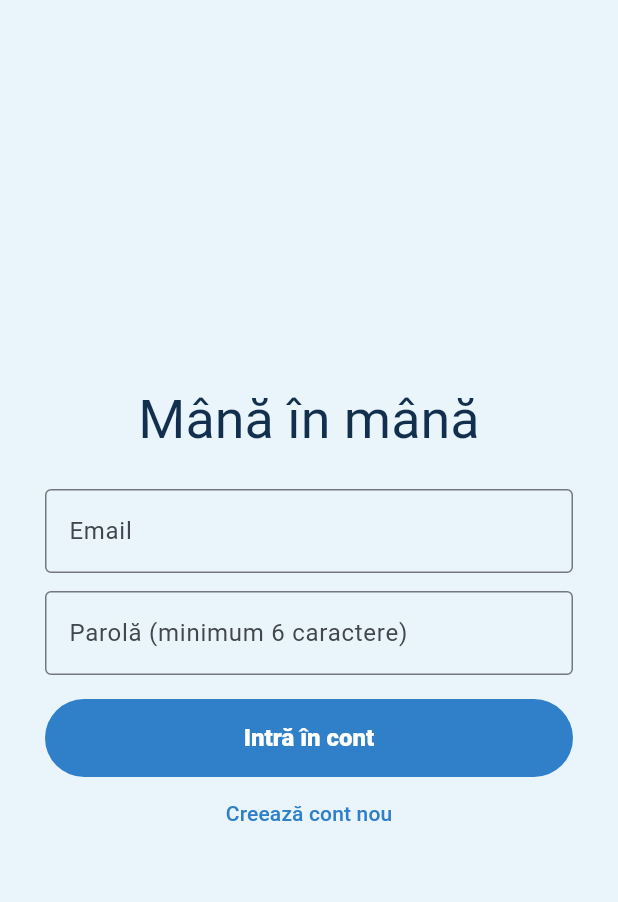
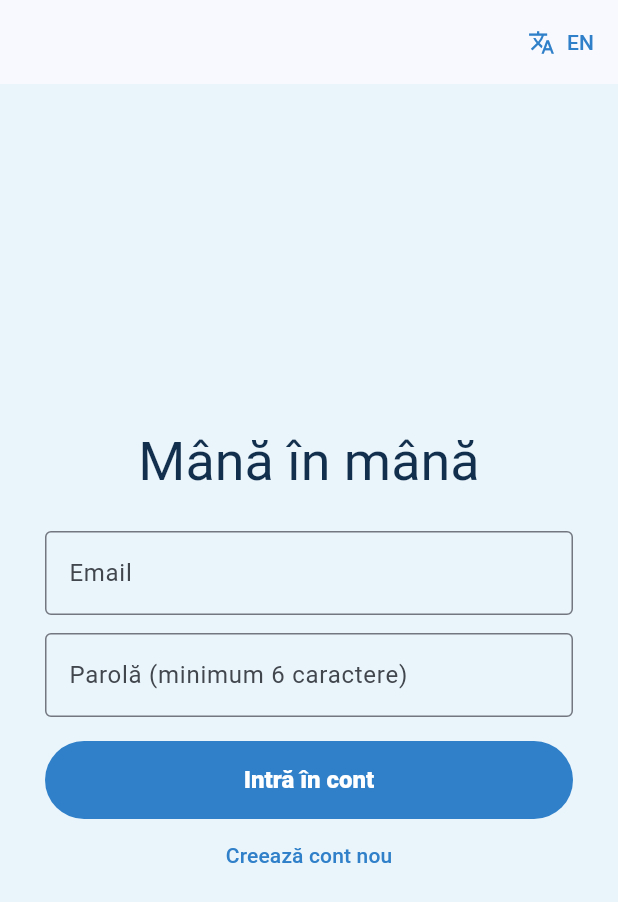
Before and after one commit to Denisa45/licenta, a Flutter app: the screen it shows after launch, on a phone screen of 412 x 824 dp. Shown: the top 902 px of the screen. Run offline on Flutter 3.47's test engine with Material 3 defaults, Android fonts, the phone set to English and light mode, and no system bars; our stand-ins replace camera, cloud_firestore, firebase_auth, firebase_core, shared_preferences; missing offline and left inert: hand_landmarker; accounts and stored records are empty.

Commit message:
App language switch: Romanian / English
- l10n.dart: tr('ro', 'en') helper, language remembered on the device
  (shared_preferences); switching rebuilds the app with the new texts
- EN/RO button on the login screen and in every tab's app bar
- all screens translated; finger names, hints and quiz questions too
- signs can have an optional 'description_en' field in Firestore

```diff
--- a/sign_learn/lib/main.dart
+++ b/sign_learn/lib/main.dart
@@ -3,6 +3,7 @@ import 'package:firebase_core/firebase_core.dart';
 import 'package:flutter/material.dart';
 
 import 'firebase_options.dart';
+import 'l10n.dart';
 import 'screens/login_screen.dart';
 import 'screens/path_screen.dart';
 import 'screens/practice_screen.dart';
@@ -12,6 +13,7 @@ import 'theme.dart';
 Future<void> main() async {
   WidgetsFlutterBinding.ensureInitialized();
   await Firebase.initializeApp(options: DefaultFirebaseOptions.currentPlatform);
+  await loadLanguage();
   runApp(const SignLearnApp());
 }
 
@@ -20,12 +22,17 @@ class SignLearnApp extends StatelessWidget {
 
   @override
   Widget build(BuildContext context) {
-    return MaterialApp(
-      title: 'Mână în mână',
-      debugShowCheckedModeBanner: false,
-      theme: buildTheme(Brightness.light),
-      darkTheme: buildTheme(Brightness.dark),
-      home: const AuthGate(),
+    // Keyed by the language: switching it rebuilds every screen with new texts.
+    return ValueListenableBuilder<AppLang>(
+      valueListenable: appLang,
+      builder: (context, lang, _) => MaterialApp(
+        key: ValueKey(lang),
+        title: tr('Mână în mână', 'Hand in Hand'),
+        debugShowCheckedModeBanner: false,
+        theme: buildTheme(Brightness.light),
+        darkTheme: buildTheme(Brightness.dark),
+        home: const AuthGate(),
+      ),
     );
   }
 }
@@ -44,7 +51,9 @@ class AuthGate extends StatelessWidget {
           );
         }
         // Keyed by uid so the screens reload their data after a new sign-in.
-        if (snapshot.hasData) return HomeShell(key: ValueKey(snapshot.data!.uid));
+        if (snapshot.hasData) {
+          return HomeShell(key: ValueKey(snapshot.data!.uid));
+        }
         return const LoginScreen();
       },
     );
@@ -75,14 +84,20 @@ class _HomeShellState extends State<HomeShell> {
       bottomNavigationBar: NavigationBar(
         selectedIndex: _currentIndex,
         onDestinationSelected: (index) => setState(() => _currentIndex = index),
-        destinations: const [
-          NavigationDestination(icon: Icon(Icons.route), label: 'Drumul meu'),
+        destinations: [
           NavigationDestination(
-            icon: Icon(Icons.back_hand_outlined),
-            selectedIcon: Icon(Icons.back_hand),
-            label: 'Exersare',
+            icon: const Icon(Icons.route),
+            label: tr('Drumul meu', 'My path'),
           ),
-          NavigationDestination(icon: Icon(Icons.insights), label: 'Progres'),
+          NavigationDestination(
+            icon: const Icon(Icons.back_hand_outlined),
+            selectedIcon: const Icon(Icons.back_hand),
+            label: tr('Exersare', 'Practice'),
+          ),
+          NavigationDestination(
+            icon: const Icon(Icons.insights),
+            label: tr('Progres', 'Progress'),
+          ),
         ],
       ),
     );
--- a/sign_learn/lib/models/sign.dart
+++ b/sign_learn/lib/models/sign.dart
@@ -1,21 +1,30 @@
 import 'package:cloud_firestore/cloud_firestore.dart';
+
+import '../l10n.dart';
 
 /// Finger keys used in robot_pose, from thumb to pinky.
 const kFingers = ['thumb', 'index', 'middle', 'ring', 'pinky'];
 
-/// Romanian names for the robot_pose finger keys.
-const kFingerNames = {
-  'thumb': 'degetul mare',
-  'index': 'arătătorul',
-  'middle': 'mijlociul',
-  'ring': 'inelarul',
-  'pinky': 'degetul mic',
+/// Finger names (Romanian / English) for the robot_pose finger keys.
+const _fingerNames = {
+  'thumb': ('degetul mare', 'thumb'),
+  'index': ('arătătorul', 'index finger'),
+  'middle': ('mijlociul', 'middle finger'),
+  'ring': ('inelarul', 'ring finger'),
+  'pinky': ('degetul mic', 'little finger'),
 };
+
+/// Name of a robot_pose finger key in the current language.
+String fingerName(String finger) {
+  final (ro, en) = _fingerNames[finger]!;
+  return tr(ro, en);
+}
 
 class Sign {
   final String id;
   final String name;
   final String description;
+  final String descriptionEn;
   final String unit;
   final int difficulty;
   final int order;
@@ -26,6 +35,7 @@ class Sign {
     required this.id,
     required this.name,
     required this.description,
+    this.descriptionEn = '',
     required this.unit,
     required this.difficulty,
     required this.order,
@@ -34,20 +44,30 @@ class Sign {
   });
 
   /// Fingers that are up (value 1 in robot_pose), from thumb to pinky.
-  List<String> get raisedFingers =>
-      [for (final f in kFingers) if ((robotPose[f] ?? 0) == 1) f];
+  List<String> get raisedFingers => [
+    for (final f in kFingers)
+      if ((robotPose[f] ?? 0) == 1) f,
+  ];
 
-  /// Raised fingers in Romanian, e.g. "arătătorul și mijlociul".
+  /// Raised fingers as text, e.g. "arătătorul și mijlociul".
   String get raisedFingersText {
-    final names = [for (final f in raisedFingers) kFingerNames[f]!];
+    final names = [for (final f in raisedFingers) fingerName(f)];
     if (names.length < 2) return names.join();
-    return '${names.sublist(0, names.length - 1).join(', ')} și ${names.last}';
+    return '${names.sublist(0, names.length - 1).join(', ')} '
+        '${tr('și', 'and')} ${names.last}';
   }
 
-  /// The description from Firestore, or one made from robot_pose when it is empty.
-  String get howTo => description.isNotEmpty
-      ? description
-      : 'Ridică $raisedFingersText; celelalte degete rămân îndoite.';
+  /// Description in the current language: 'description' (Romanian) or
+  /// 'description_en' from Firestore, or one made from robot_pose when missing.
+  String get localDescription =>
+      appLang.value == AppLang.en ? descriptionEn : description;
+
+  String get howTo => localDescription.isNotEmpty
+      ? localDescription
+      : tr(
+          'Ridică $raisedFingersText; celelalte degete rămân îndoite.',
+          'Raise the $raisedFingersText; keep the other fingers bent.',
+        );
 
   factory Sign.fromFirestore(DocumentSnapshot<Map<String, dynamic>> doc) {
     final data = doc.data() ?? {};
@@ -56,6 +76,7 @@ class Sign {
       id: doc.id,
       name: (data['name'] ?? '').toString(),
       description: (data['description'] ?? '').toString().trim(),
+      descriptionEn: (data['description_en'] ?? '').toString().trim(),
       unit: (data['unit'] ?? '').toString(),
       difficulty: (data['difficulty'] ?? 1) as int,
       order: (data['order'] ?? 0) as int,
--- a/sign_learn/lib/screens/login_screen.dart
+++ b/sign_learn/lib/screens/login_screen.dart
@@ -1,6 +1,9 @@
 import 'package:cloud_firestore/cloud_firestore.dart';
 import 'package:firebase_auth/firebase_auth.dart';
 import 'package:flutter/material.dart';
+
+import '../l10n.dart';
+import '../widgets/language_button.dart';
 
 class LoginScreen extends StatefulWidget {
   const LoginScreen({super.key});
@@ -10,16 +13,25 @@ class LoginScreen extends StatefulWidget {
 }
 
 String _authError(FirebaseAuthException e) => switch (e.code) {
-      'invalid-credential' ||
-      'wrong-password' ||
-      'user-not-found' =>
-        'Email sau parolă greșită.',
-      'email-already-in-use' => 'Există deja un cont cu acest email.',
-      'weak-password' => 'Parola trebuie să aibă minimum 6 caractere.',
-      'invalid-email' => 'Email invalid.',
-      'network-request-failed' => 'Nu există conexiune la internet.',
-      _ => e.message ?? e.code,
-    };
+  'invalid-credential' || 'wrong-password' || 'user-not-found' => tr(
+    'Email sau parolă greșită.',
+    'Wrong email or password.',
+  ),
+  'email-already-in-use' => tr(
+    'Există deja un cont cu acest email.',
+    'An account with this email already exists.',
+  ),
+  'weak-password' => tr(
+    'Parola trebuie să aibă minimum 6 caractere.',
+    'The password needs at least 6 characters.',
+  ),
+  'invalid-email' => tr('Email invalid.', 'Invalid email.'),
+  'network-request-failed' => tr(
+    'Nu există conexiune la internet.',
+    'No internet connection.',
+  ),
+  _ => e.message ?? e.code,
+};
 
 class _LoginScreenState extends State<LoginScreen> {
   final _email = TextEditingController();
@@ -76,6 +88,7 @@ class _LoginScreenState extends State<LoginScreen> {
   @override
   Widget build(BuildContext context) {
     return Scaffold(
+      appBar: AppBar(actions: const [LanguageButton()]),
       body: Center(
         child: ConstrainedBox(
           constraints: const BoxConstraints(maxWidth: 400),
@@ -85,7 +98,7 @@ class _LoginScreenState extends State<LoginScreen> {
               mainAxisSize: MainAxisSize.min,
               children: [
                 Text(
-                  'Mână în mână',
+                  tr('Mână în mână', 'Hand in Hand'),
                   style: Theme.of(context).textTheme.displaySmall,
                 ),
                 const SizedBox(height: 24),
@@ -101,8 +114,11 @@ class _LoginScreenState extends State<LoginScreen> {
                 TextField(
                   controller: _password,
                   obscureText: true,
-                  decoration: const InputDecoration(
-                    labelText: 'Parolă (minimum 6 caractere)',
+                  decoration: InputDecoration(
+                    labelText: tr(
+                      'Parolă (minimum 6 caractere)',
+                      'Password (at least 6 characters)',
+                    ),
                     border: OutlineInputBorder(),
                   ),
                 ),
@@ -127,12 +143,12 @@ class _LoginScreenState extends State<LoginScreen> {
                             width: 20,
                             child: CircularProgressIndicator(strokeWidth: 2),
                           )
-                        : const Text('Intră în cont'),
+                        : Text(tr('Intră în cont', 'Sign in')),
                   ),
                 ),
                 TextButton(
                   onPressed: _busy ? null : _register,
-                  child: const Text('Creează cont nou'),
+                  child: Text(tr('Creează cont nou', 'Create account')),
                 ),
               ],
             ),
--- a/sign_learn/lib/vision/hand_tracker.dart
+++ b/sign_learn/lib/vision/hand_tracker.dart
@@ -8,7 +8,8 @@
 import 'package:camera/camera.dart';
 
 import 'hand_tracker_stub.dart'
-    if (dart.library.ffi) 'hand_tracker_android.dart' as impl;
+    if (dart.library.ffi) 'hand_tracker_android.dart'
+    as impl;
 
 /// 21 MediaPipe landmarks as (x, y, z), x and y as 0..1 fractions of the frame.
 typedef Landmarks = List<(double, double, double)>;
--- a/sign_learn/lib/vision/hand_tracker_android.dart
+++ b/sign_learn/lib/vision/hand_tracker_android.dart
@@ -18,9 +18,9 @@ class _AndroidHandTracker implements HandTracker {
 
   @override
   Stream<Landmarks?> get hands => _plugin.landmarkStream.map((hands) {
-        if (hands.isEmpty || hands.first.landmarks.length != 21) return null;
-        return [for (final l in hands.first.landmarks) (l.x, l.y, l.z)];
-      });
+    if (hands.isEmpty || hands.first.landmarks.length != 21) return null;
+    return [for (final l in hands.first.landmarks) (l.x, l.y, l.z)];
+  });
 
   @override
   void processFrame(CameraImage image, int sensorOrientation) {
--- /dev/null
+++ b/sign_learn/lib/widgets/language_button.dart
@@ -0,0 +1,18 @@
+import 'package:flutter/material.dart';
+
+import '../l10n.dart';
+
+/// App bar button that switches between Romanian and English.
+class LanguageButton extends StatelessWidget {
+  const LanguageButton({super.key});
+
+  @override
+  Widget build(BuildContext context) {
+    return TextButton.icon(
+      onPressed: toggleLanguage,
+      icon: const Icon(Icons.translate),
+      // Shows the language you switch TO.
+      label: Text(appLang.value == AppLang.ro ? 'EN' : 'RO'),
+    );
+  }
+}
--- a/sign_learn/lib/widgets/sign_widgets.dart
+++ b/sign_learn/lib/widgets/sign_widgets.dart
@@ -88,7 +88,9 @@ class DifficultyDots extends StatelessWidget {
             margin: const EdgeInsets.symmetric(horizontal: 2),
             decoration: BoxDecoration(
               shape: BoxShape.circle,
-              color: i <= level ? cs.primary : cs.primary.withValues(alpha: 0.25),
+              color: i <= level
+                  ? cs.primary
+                  : cs.primary.withValues(alpha: 0.25),
             ),
           ),
       ],
--- a/sign_learn/pubspec.yaml
+++ b/sign_learn/pubspec.yaml
@@ -39,6 +39,7 @@ dependencies:
   firebase_auth: ^7.0.0
   camera: ^0.12.1
   hand_landmarker: ^3.1.0
+  shared_preferences: ^2.5.6
 
 dev_dependencies:
   flutter_test:
```
Also changed, not shown: sign_learn/lib/l10n.dart (added, +34 -0 lines), sign_learn/lib/screens/lesson_screen.dart (+122 -51 lines), sign_learn/lib/screens/path_screen.dart (+39 -17 lines), sign_learn/lib/screens/practice_screen.dart (+23 -5 lines), sign_learn/lib/screens/progress_screen.dart (+57 -26 lines), sign_learn/lib/services/progress_service.dart (+7 -4 lines), sign_learn/lib/sign_classifier.dart (+13 -4 lines), sign_learn/lib/theme.dart (+9 -10 lines), sign_learn/lib/widgets/sign_camera.dart (+16 -5 lines), sign_learn/pubspec.lock, 1 other file.
